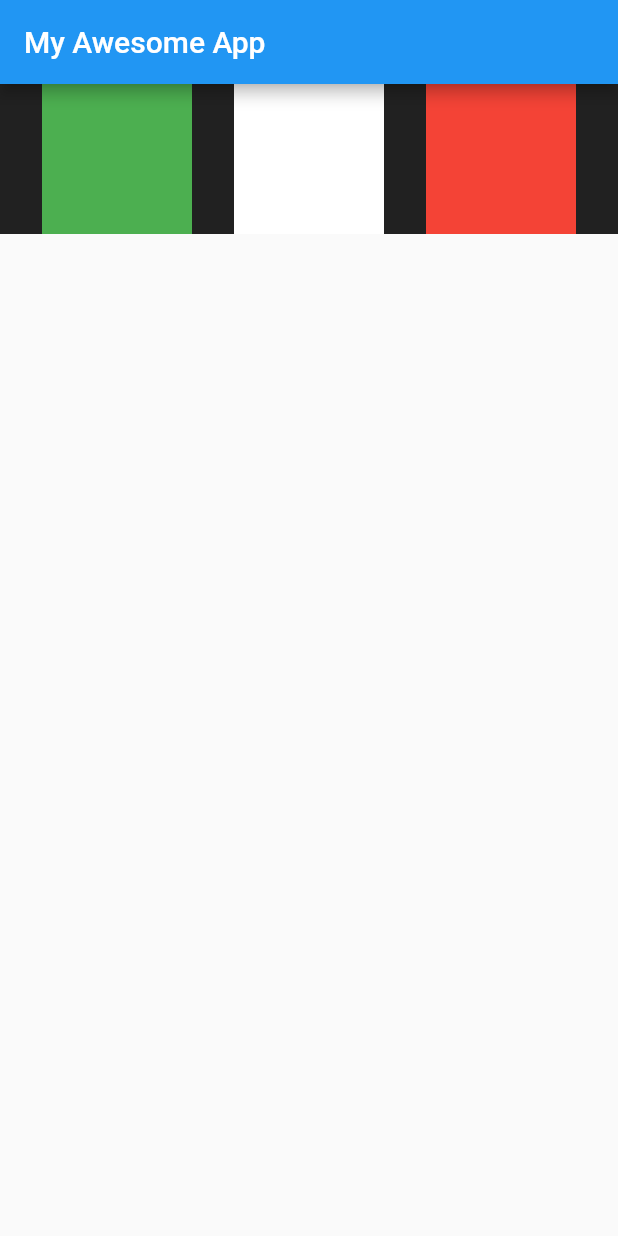
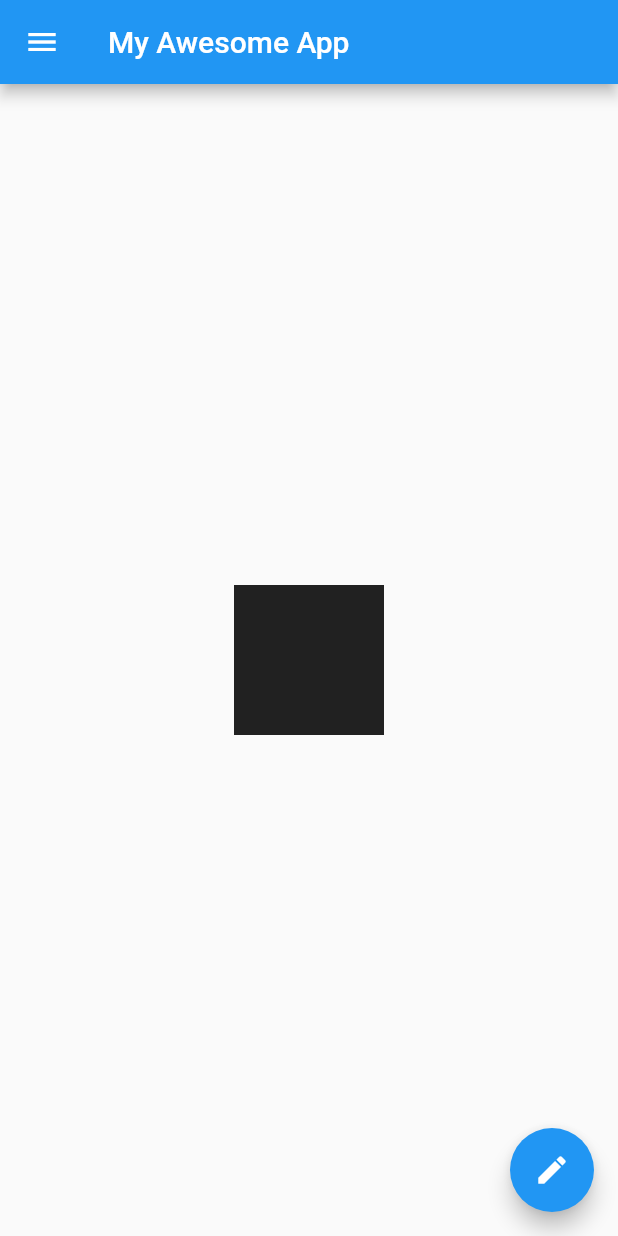
Before and after one commit to fabiobends/FlutterFCC, a Flutter app: the screen it shows after launch, on a phone screen of 412 x 824 dp. Run offline on Flutter 3.47's test engine with Material 2 defaults, Android fonts, the phone set to English and light mode, and no system bars.

Commit message:
drawer and avatar

```diff
--- a/lib/main.dart
+++ b/lib/main.dart
@@ -2,51 +2,53 @@ import 'package:flutter/material.dart';
 
 void main() {
   runApp(MaterialApp(
-    home: HomePage(),
-    theme: ThemeData(
-      primarySwatch: Colors.blue,
-    )
-  ));
+      home: HomePage(),
+      theme: ThemeData(
+        primarySwatch: Colors.blue,
+      )));
 }
 
 class HomePage extends StatelessWidget {
   @override
   Widget build(BuildContext context) {
     return Scaffold(
-      appBar: AppBar(
-        title: Text('My Awesome App')
+      appBar: AppBar(title: Text('My Awesome App')),
+      body: Center(
+        child: Container(
+          height: 100,
+          width: 100,
+          color: Colors.black87,
+        ),
       ),
-      body: Container(
-        height: 100,
-        color: Colors.black87,
-        child: Row(
-            mainAxisAlignment: MainAxisAlignment.spaceEvenly,
-            crossAxisAlignment: CrossAxisAlignment.stretch,
-            children: <Widget>[
-              Container(
-                padding: const EdgeInsets.all(10),
-                // color: Colors.red,
-                height: 100,
-                width: 100,
-                alignment: Alignment.center,
-                color: Colors.green
-              ),Container(
-                padding: const EdgeInsets.all(10),
-                // color: Colors.red,
-                height: 100,
-                width: 100,
-                alignment: Alignment.center,
-                color: Colors.white
-              ),Container(
-                padding: const EdgeInsets.all(10),
-                // color: Colors.red,
-                height: 100,
-                width: 100,
-                alignment: Alignment.center,
-                color: Colors.red
-              ),
-            ],
+      drawer: Drawer(
+          child: ListView(
+        padding: const EdgeInsets.all(0),
+        children: <Widget>[
+          UserAccountsDrawerHeader(
+              accountName: Text("Me"),
+              accountEmail: Text("A correct e-mail"),
+              currentAccountPicture: CircleAvatar(
+                backgroundImage: NetworkImage(
+                    "https://images.unsplash.com/photo-1529218129894-37526611a113?ixlib=rb-1.2.1&ixid=eyJhcHBfaWQiOjEyMDd9&auto=format&fit=crop&w=334&q=80"),
+              )),
+          ListTile(
+            leading: Icon(Icons.person),
+            title: Text('Me'),
+            subtitle: Text('Developer'),
+            trailing: Icon(Icons.edit),
           ),
+          ListTile(
+            leading: Icon(Icons.email),
+            title: Text('Other'),
+            subtitle: Text("Doesn't matter"),
+            trailing: Icon(Icons.edit),
+            onTap: () {},
+          )
+        ],
+      )),
+      floatingActionButton: FloatingActionButton(
+        onPressed: () {},
+        child: Icon(Icons.edit),
       ),
     );
   }
```
